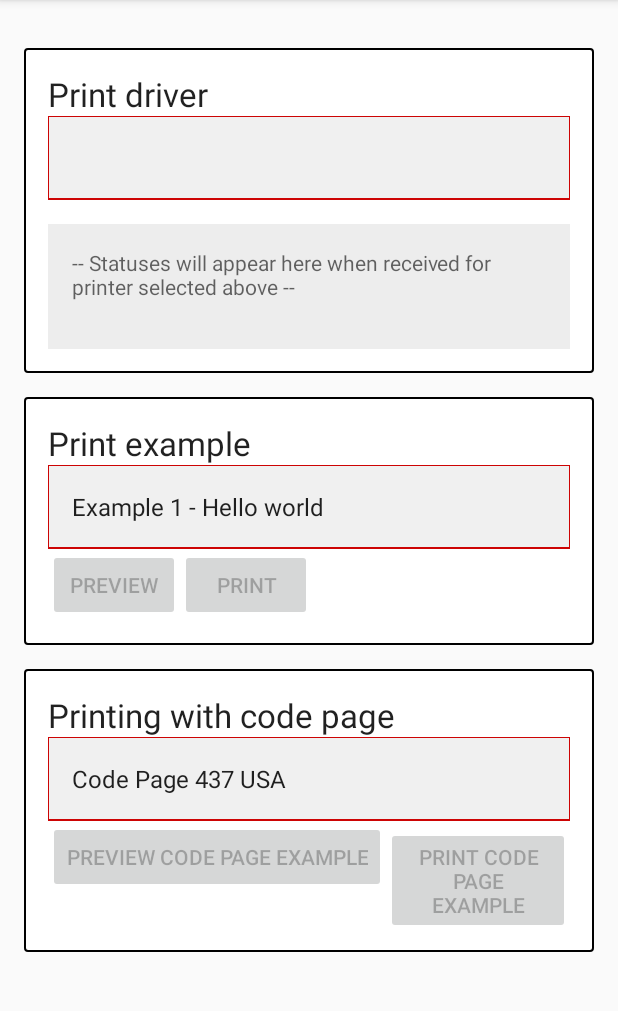
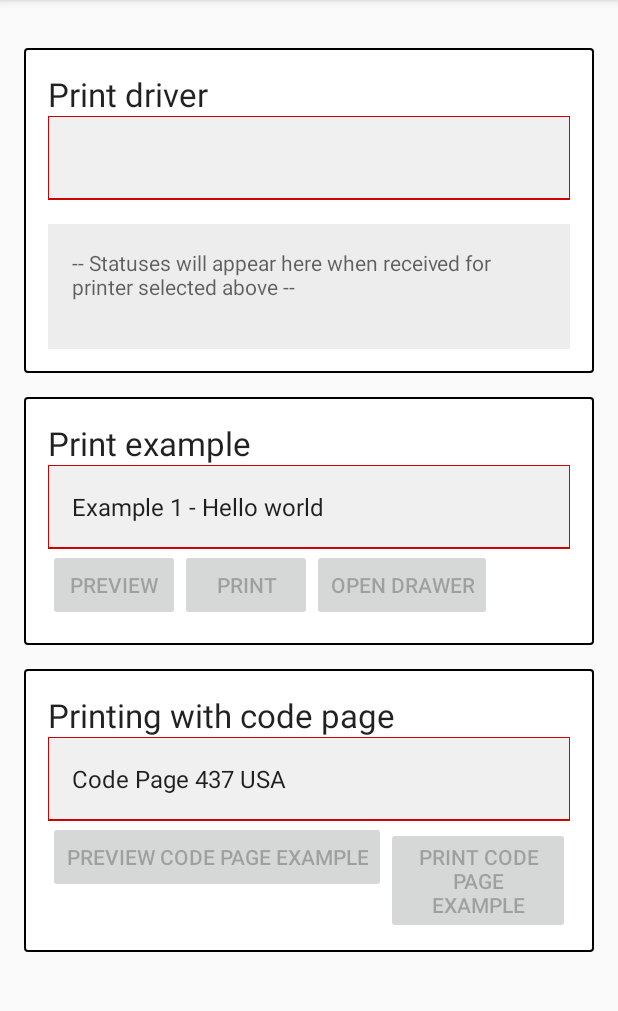
Before and after one commit to Aevi-UK/android-pos-print-api, an Android app: the PrintingActivity screen opened directly, with no data from a screen before it, on a phone screen of 412 x 824 dp, the part 84-1095 px from its top. Run offline under Robolectric (Android 15) with nearby library versions, the phone set to English and light mode, and no system bars; our stand-ins replace ButterKnife, RxJava; libraries missing offline, so code that uses them is left out: com.aevi.android; 5 statements that could not run were skipped.

Commit message:
Added open drawer to the printing example.

```diff
--- a/PrintingExample/build.gradle
+++ b/PrintingExample/build.gradle
@@ -13,7 +13,7 @@ android {
         minSdkVersion projectMinSdkVersion
         targetSdkVersion projectTargetSdkVersion
         versionCode 4
-        versionName "1.0.3"
+        versionName "1.0.4-SNAPSHOT-lb02"
         testInstrumentationRunner "android.support.test.runner.AndroidJUnitRunner"
     }
 
--- a/PrintingExample/src/main/res/layout/activity_printing.xml
+++ b/PrintingExample/src/main/res/layout/activity_printing.xml
@@ -88,9 +88,16 @@
                         android:layout_height="wrap_content"
                         android:enabled="false"
                         android:text="@string/print_receipt"/>
+
+                    <Button
+                        android:id="@+id/button_open_drawer"
+                        android:layout_width="wrap_content"
+                        android:layout_height="wrap_content"
+                        android:enabled="false"
+                        android:text="@string/print_open_drawer"/>
+
                 </LinearLayout>
             </LinearLayout>
-
 
             <LinearLayout
                 android:id="@+id/codepages"
@@ -137,11 +144,4 @@
         </LinearLayout>
     </LinearLayout>
 
-    <Button
-        android:id="@+id/button_cut_paper"
-        android:layout_width="wrap_content"
-        android:layout_height="wrap_content"
-        android:enabled="false"
-        android:text="CUT THE PAPER"/>
-
 </LinearLayout>
--- a/PrintingExample/src/main/res/values/strings.xml
+++ b/PrintingExample/src/main/res/values/strings.xml
@@ -26,6 +26,7 @@
     <string name="status_hint">-- Statuses will appear here when received for printer selected above --</string>
     <string name="preview_receipt">Preview</string>
     <string name="print_receipt">Print</string>
+    <string name="print_open_drawer">Open Drawer</string>
 
     <string name="result_toast_message">Print result: %1$s</string>
     <string name="failure_toast_message">Print result: %1$s (%2$s)</string>
--- a/print-api/src/main/java/com/aevi/print/PrinterManagerImpl.java
+++ b/print-api/src/main/java/com/aevi/print/PrinterManagerImpl.java
@@ -83,6 +83,7 @@ class PrinterManagerImpl implements PrinterManager {
 
     @Override
     public void sendAction(String printerId, String action) {
+        Log.d(TAG, "About to send action : " + action);
         PrintAction printAction = new PrintAction(printerId, action);
         printerActionMessenger.createObservableForServiceIntent(getIntent(PRINTER_ACTION_SERVICE_CLASS), printAction.toJson()).take(1).subscribe();
     }
```
Also changed, not shown: PrintingExample/src/main/java/com/aevi/example/print/PrintingActivity.java (+37 -5 lines).
